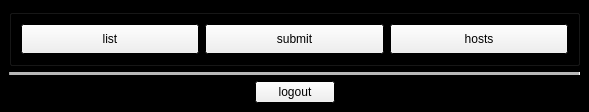
This is rbhusUI/lib/rbhusRenderMain.ui in aumanimationstudios/rbhus as Qt 5 draws it before an edit. The edited form follows.
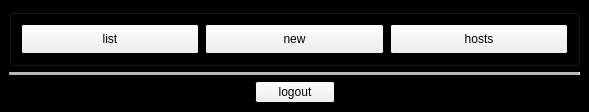
This is the edited form.

Patch:
```diff
--- a/rbhusUI/lib/rbhusRenderMain.ui
+++ b/rbhusUI/lib/rbhusRenderMain.ui
@@ -156,7 +156,7 @@
           </sizepolicy>
          </property>
          <property name="text">
-          <string>submit</string>
+          <string>new</string>
          </property>
         </widget>
        </item>
```
